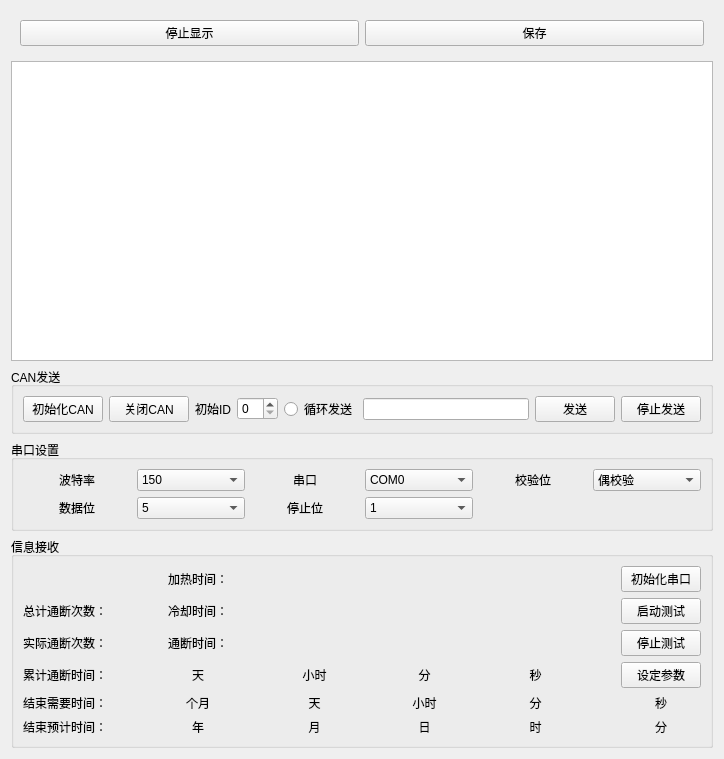
Qt form DC_3/framedisplay.ui (kingsun998/Qt) before a commit.
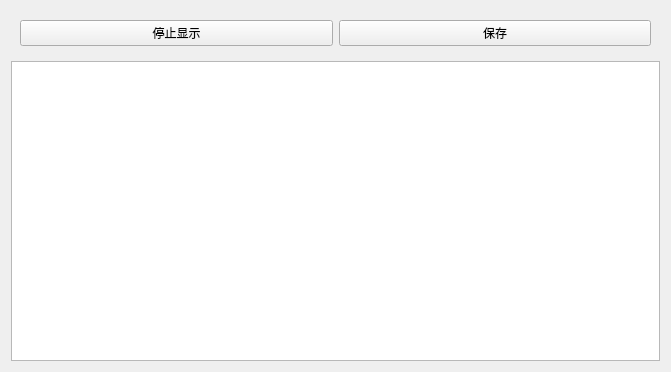
The same form after that commit.

What changed in the file:
```diff
--- a/DC_3/framedisplay.ui
+++ b/DC_3/framedisplay.ui
@@ -6,8 +6,8 @@
    <rect>
     <x>0</x>
     <y>0</y>
-    <width>724</width>
-    <height>698</height>
+    <width>671</width>
+    <height>365</height>
    </rect>
   </property>
   <property name="windowTitle">
@@ -44,707 +44,6 @@
      </property>
     </widget>
    </item>
-   <item>
-    <widget class="QGroupBox" name="groupBox_3">
-     <property name="title">
-      <string>CAN发送</string>
-     </property>
-     <layout class="QGridLayout" name="gridLayout_3">
-      <item row="0" column="3">
-       <widget class="QSpinBox" name="spinBox"/>
-      </item>
-      <item row="0" column="5">
-       <widget class="QLineEdit" name="lineEdit"/>
-      </item>
-      <item row="0" column="0">
-       <widget class="QPushButton" name="pushButton_8">
-        <property name="text">
-         <string>初始化CAN</string>
-        </property>
-       </widget>
-      </item>
-      <item row="0" column="1">
-       <widget class="QPushButton" name="pushButton_9">
-        <property name="text">
-         <string>关闭CAN</string>
-        </property>
-       </widget>
-      </item>
-      <item row="0" column="2">
-       <widget class="QLabel" name="label_13">
-        <property name="text">
-         <string>初始ID</string>
-        </property>
-       </widget>
-      </item>
-      <item row="0" column="6">
-       <widget class="QPushButton" name="pushButton_7">
-        <property name="text">
-         <string>发送</string>
-        </property>
-       </widget>
-      </item>
-      <item row="0" column="4">
-       <widget class="QRadioButton" name="radioButton">
-        <property name="text">
-         <string>循环发送</string>
-        </property>
-       </widget>
-      </item>
-      <item row="0" column="7">
-       <widget class="QPushButton" name="pushButton_10">
-        <property name="text">
-         <string>停止发送</string>
-        </property>
-       </widget>
-      </item>
-     </layout>
-    </widget>
-   </item>
-   <item>
-    <widget class="QGroupBox" name="groupBox">
-     <property name="title">
-      <string>串口设置</string>
-     </property>
-     <layout class="QGridLayout" name="gridLayout">
-      <item row="0" column="4">
-       <widget class="QComboBox" name="comboBox_3">
-        <item>
-         <property name="text">
-          <string>COM0</string>
-         </property>
-        </item>
-        <item>
-         <property name="text">
-          <string>COM1</string>
-         </property>
-        </item>
-        <item>
-         <property name="text">
-          <string>COM2</string>
-         </property>
-        </item>
-        <item>
-         <property name="text">
-          <string>COM3</string>
-         </property>
-        </item>
-        <item>
-         <property name="text">
-          <string>COM4</string>
-         </property>
-        </item>
-        <item>
-         <property name="text">
-          <string>COM5</string>
-         </property>
-        </item>
-        <item>
-         <property name="text">
-          <string>COM6</string>
-         </property>
-        </item>
-        <item>
-         <property name="text">
-          <string>COM7</string>
-         </property>
-        </item>
-        <item>
-         <property name="text">
-          <string>COM8</string>
-         </property>
-        </item>
-        <item>
-         <property name="text">
-          <string>COM9</string>
-         </property>
-        </item>
-       </widget>
-      </item>
-      <item row="1" column="1">
-       <widget class="QComboBox" name="comboBox_2">
-        <item>
-         <property name="text">
-          <string>5</string>
-         </property>
-        </item>
-        <item>
-         <property name="text">
-          <string>6</string>
-         </property>
-        </item>
-        <item>
-         <property name="text">
-          <string>7</string>
-         </property>
-        </item>
-        <item>
-         <property name="text">
-          <string>8</string>
-         </property>
-        </item>
-       </widget>
-      </item>
-      <item row="1" column="0">
-       <widget class="QLabel" name="label_6">
-        <property name="text">
-         <string>数据位</string>
-        </property>
-        <property name="alignment">
-         <set>Qt::AlignCenter</set>
-        </property>
-       </widget>
-      </item>
-      <item row="0" column="5">
-       <widget class="QLabel" name="label_7">
-        <property name="text">
-         <string>校验位</string>
-        </property>
-        <property name="alignment">
-         <set>Qt::AlignCenter</set>
-        </property>
-       </widget>
-      </item>
-      <item row="0" column="1">
-       <widget class="QComboBox" name="comboBox">
-        <item>
-         <property name="text">
-          <string>150</string>
-         </property>
-        </item>
-        <item>
-         <property name="text">
-          <string>200</string>
-         </property>
-        </item>
-        <item>
-         <property name="text">
-          <string>300</string>
-         </property>
-        </item>
-        <item>
-         <property name="text">
-          <string>600</string>
-         </property>
-        </item>
-        <item>
-         <property name="text">
-          <string>1200</string>
-         </property>
-        </item>
-        <item>
-         <property name="text">
-          <string>1800</string>
-         </property>
-        </item>
-        <item>
-         <property name="text">
-          <string>2400</string>
-         </property>
-        </item>
-        <item>
-         <property name="text">
-          <string>4800</string>
-         </property>
-        </item>
-        <item>
-         <property name="text">
-          <string>9600</string>
-         </property>
-        </item>
-        <item>
-         <property name="text">
-          <string>14400</string>
-         </property>
-        </item>
-        <item>
-         <property name="text">
-          <string>19200</string>
-         </property>
-        </item>
-        <item>
-         <property name="text">
-          <string>38400</string>
-         </property>
-        </item>
-        <item>
-         <property name="text">
-          <string>56000</string>
-         </property>
-        </item>
-        <item>
-         <property name="text">
-          <string>76800</string>
-         </property>
-        </item>
-        <item>
-         <property name="text">
-          <string>115200</string>
-         </property>
-        </item>
-        <item>
-         <property name="text">
-          <string>128000</string>
-         </property>
-        </item>
-        <item>
-         <property name="text">
-          <string>256000</string>
-         </property>
-        </item>
-       </widget>
-      </item>
-      <item row="1" column="3">
-       <widget class="QLabel" name="label_8">
-        <property name="text">
-         <string>停止位</string>
-        </property>
-        <property name="alignment">
-         <set>Qt::AlignCenter</set>
-        </property>
-       </widget>
-      </item>
-      <item row="1" column="4">
-       <widget class="QComboBox" name="comboBox_4">
-        <item>
-         <property name="text">
-          <string>1</string>
-         </property>
-        </item>
-        <item>
-         <property name="text">
-          <string>2</string>
-         </property>
-        </item>
-       </widget>
-      </item>
-      <item row="0" column="6">
-       <widget class="QComboBox" name="comboBox_5">
-        <item>
-         <property name="text">
-          <string>偶校验</string>
-         </property>
-        </item>
-        <item>
-         <property name="text">
-          <string>奇校验</string>
-         </property>
-        </item>
-       </widget>
-      </item>
-      <item row="0" column="0">
-       <widget class="QLabel" name="label_5">
-        <property name="text">
-         <string>波特率</string>
-        </property>
-        <property name="alignment">
-         <set>Qt::AlignCenter</set>
-        </property>
-       </widget>
-      </item>
-      <item row="0" column="3">
-       <widget class="QLabel" name="label_12">
-        <property name="text">
-         <string>串口</string>
-        </property>
-        <property name="alignment">
-         <set>Qt::AlignCenter</set>
-        </property>
-       </widget>
-      </item>
-     </layout>
-    </widget>
-   </item>
-   <item>
-    <widget class="QGroupBox" name="groupBox_2">
-     <property name="title">
-      <string>信息接收</string>
-     </property>
-     <layout class="QGridLayout" name="gridLayout_2">
-      <item row="5" column="9">
-       <widget class="QLabel" name="label_29">
-        <property name="text">
-         <string>小时</string>
-        </property>
-        <property name="alignment">
-         <set>Qt::AlignCenter</set>
-        </property>
-       </widget>
-      </item>
-      <item row="5" column="4">
-       <widget class="QLabel" name="label_43">
-        <property name="text">
-         <string/>
-        </property>
-       </widget>
-      </item>
-      <item row="2" column="4">
-       <widget class="QLabel" name="label_40">
-        <property name="text">
-         <string/>
-        </property>
-       </widget>
-      </item>
-      <item row="2" column="1">
-       <widget class="QLabel" name="label_9">
-        <property name="text">
-         <string>总计通断次数：</string>
-        </property>
-        <property name="alignment">
-         <set>Qt::AlignCenter</set>
-        </property>
-       </widget>
-      </item>
-      <item row="3" column="2">
-       <widget class="QLabel" name="label_2">
-        <property name="text">
-         <string/>
-        </property>
-       </widget>
-      </item>
-      <item row="6" column="11">
-       <widget class="QLabel" name="label_33">
-        <property name="text">
-         <string>时</string>
-        </property>
-        <property name="alignment">
-         <set>Qt::AlignCenter</set>
-        </property>
-       </widget>
-      </item>
-      <item row="5" column="12">
-       <widget class="QLabel" name="label_52">
-        <property name="text">
-         <string/>
-        </property>
-       </widget>
-      </item>
-      <item row="6" column="7">
-       <widget class="QLabel" name="label_27">
-        <property name="text">
-         <string>月</string>
-        </property>
-        <property name="alignment">
-         <set>Qt::AlignCenter</set>
-        </property>
-       </widget>
-      </item>
-      <item row="4" column="10">
-       <widget class="QLabel" name="label_48">
-        <property name="text">
-         <string/>
-        </property>
-       </widget>
-      </item>
-      <item row="6" column="4">
-       <widget class="QLabel" name="label_44">
-        <property name="text">
-         <string/>
-        </property>
-       </widget>
-      </item>
-      <item row="5" column="2">
-       <widget class="QLabel" name="label_4">
-        <property name="text">
-         <string/>
-        </property>
-       </widget>
-      </item>
-      <item row="6" column="1">
-       <widget class="QLabel" name="label_19">
-        <property name="text">
-         <string>结束预计时间：</string>
-        </property>
-        <property name="alignment">
-         <set>Qt::AlignCenter</set>
-        </property>
-       </widget>
-      </item>
-      <item row="5" column="7">
-       <widget class="QLabel" name="label_26">
-        <property name="text">
-         <string>天</string>
-        </property>
-        <property name="alignment">
-         <set>Qt::AlignCenter</set>
-        </property>
-       </widget>
-      </item>
-      <item row="4" column="3">
-       <widget class="QLabel" name="label_22">
-        <property name="text">
-         <string>天</string>
-        </property>
-        <property name="alignment">
-         <set>Qt::AlignCenter</set>
-        </property>
-       </widget>
-      </item>
-      <item row="5" column="1">
-       <widget class="QLabel" name="label_18">
-        <property name="text">
-         <string>结束需要时间：</string>
-        </property>
-        <property name="alignment">
-         <set>Qt::AlignCenter</set>
-        </property>
-       </widget>
-      </item>
-      <item row="4" column="11">
-       <widget class="QLabel" name="label_31">
-        <property name="text">
-         <string>秒</string>
-        </property>
-        <property name="alignment">
-         <set>Qt::AlignCenter</set>
-        </property>
-       </widget>
-      </item>
-      <item row="3" column="1">
-       <widget class="QLabel" name="label_10">
-        <property name="text">
-         <string>实际通断次数：</string>
-        </property>
-        <property name="alignment">
-         <set>Qt::AlignCenter</set>
-        </property>
-       </widget>
-      </item>
-      <item row="6" column="2">
-       <widget class="QLabel" name="label_38">
-        <property name="text">
-         <string/>
-        </property>
-       </widget>
-      </item>
-      <item row="4" column="9">
-       <widget class="QLabel" name="label_28">
-        <property name="text">
-         <string>分</string>
-        </property>
-        <property name="alignment">
-         <set>Qt::AlignCenter</set>
-        </property>
-       </widget>
-      </item>
-      <item row="6" column="13">
-       <widget class="QLabel" name="label_35">
-        <property name="text">
-         <string>分</string>
-        </property>
-        <property name="alignment">
-         <set>Qt::AlignCenter</set>
-        </property>
-       </widget>
-      </item>
-      <item row="5" column="10">
-       <widget class="QLabel" name="label_49">
-        <property name="text">
-         <string/>
-        </property>
-       </widget>
-      </item>
-      <item row="4" column="7">
-       <widget class="QLabel" name="label_25">
-        <property name="text">
-         <string>小时</string>
-        </property>
-        <property name="alignment">
-         <set>Qt::AlignCenter</set>
-        </property>
-       </widget>
-      </item>
-      <item row="6" column="9">
-       <widget class="QLabel" name="label_30">
-        <property name="text">
-         <string>日</string>
-        </property>
-        <property name="alignment">
-         <set>Qt::AlignCenter</set>
-        </property>
-       </widget>
-      </item>
-      <item row="4" column="1">
-       <widget class="QLabel" name="label_11">
-        <property name="text">
-         <string>累计通断时间：</string>
-        </property>
-        <property name="alignment">
-         <set>Qt::AlignCenter</set>
-        </property>
-       </widget>
-      </item>
-      <item row="1" column="4">
-       <widget class="QLabel" name="label_39">
-        <property name="text">
-         <string/>
-        </property>
-       </widget>
-      </item>
-      <item row="3" column="4">
-       <widget class="QLabel" name="label_41">
-        <property name="text">
-         <string/>
-        </property>
-       </widget>
-      </item>
-      <item row="2" column="3">
-       <widget class="QLabel" name="label_20">
-        <property name="text">
-         <string>冷却时间：</string>
-        </property>
-        <property name="alignment">
-         <set>Qt::AlignCenter</set>
-        </property>
-       </widget>
-      </item>
-      <item row="5" column="3">
-       <widget class="QLabel" name="label_23">
-        <property name="text">
-         <string>个月</string>
-        </property>
-        <property name="alignment">
-         <set>Qt::AlignCenter</set>
-        </property>
-       </widget>
-      </item>
-      <item row="6" column="12">
-       <widget class="QLabel" name="label_53">
-        <property name="text">
-         <string/>
-        </property>
-       </widget>
-      </item>
-      <item row="6" column="8">
-       <widget class="QLabel" name="label_47">
-        <property name="text">
-         <string/>
-        </property>
-       </widget>
-      </item>
-      <item row="4" column="2">
-       <widget class="QLabel" name="label_3">
-        <property name="text">
-         <string/>
-        </property>
-       </widget>
-      </item>
-      <item row="5" column="13">
-       <widget class="QLabel" name="label_34">
-        <property name="text">
-         <string>秒</string>
-        </property>
-        <property name="alignment">
-         <set>Qt::AlignCenter</set>
-        </property>
-       </widget>
-      </item>
-      <item row="4" column="4">
-       <widget class="QLabel" name="label_42">
-        <property name="text">
-         <string/>
-        </property>
-       </widget>
-      </item>
-      <item row="5" column="11">
-       <widget class="QLabel" name="label_32">
-        <property name="text">
-         <string>分</string>
-        </property>
-        <property name="alignment">
-         <set>Qt::AlignCenter</set>
-        </property>
-       </widget>
-      </item>
-      <item row="2" column="2">
-       <widget class="QLabel" name="label">
-        <property name="text">
-         <string/>
-        </property>
-       </widget>
-      </item>
-      <item row="1" column="13">
-       <widget class="QPushButton" name="pushButton_5">
-        <property name="text">
-         <string>初始化串口</string>
-        </property>
-       </widget>
-      </item>
-      <item row="6" column="3">
-       <widget class="QLabel" name="label_24">
-        <property name="text">
-         <string>年</string>
-        </property>
-        <property name="alignment">
-         <set>Qt::AlignCenter</set>
-        </property>
-       </widget>
-      </item>
-      <item row="3" column="13">
-       <widget class="QPushButton" name="pushButton_3">
-        <property name="text">
-         <string>停止测试</string>
-        </property>
-       </widget>
-      </item>
-      <item row="1" column="3">
-       <widget class="QLabel" name="label_17">
-        <property name="text">
-         <string>加热时间：</string>
-        </property>
-        <property name="alignment">
-         <set>Qt::AlignCenter</set>
-        </property>
-       </widget>
-      </item>
-      <item row="4" column="13">
-       <widget class="QPushButton" name="pushButton_4">
-        <property name="text">
-         <string>设定参数</string>
-        </property>
-       </widget>
-      </item>
-      <item row="3" column="3">
-       <widget class="QLabel" name="label_21">
-        <property name="text">
-         <string>通断时间：</string>
-        </property>
-        <property name="alignment">
-         <set>Qt::AlignCenter</set>
-        </property>
-       </widget>
-      </item>
-      <item row="5" column="8">
-       <widget class="QLabel" name="label_46">
-        <property name="text">
-         <string/>
-        </property>
-       </widget>
-      </item>
-      <item row="6" column="10">
-       <widget class="QLabel" name="label_50">
-        <property name="text">
-         <string/>
-        </property>
-       </widget>
-      </item>
-      <item row="4" column="8">
-       <widget class="QLabel" name="label_45">
-        <property name="text">
-         <string/>
-        </property>
-       </widget>
-      </item>
-      <item row="2" column="13">
-       <widget class="QPushButton" name="pushButton_6">
-        <property name="text">
-         <string>启动测试</string>
-        </property>
-       </widget>
-      </item>
-     </layout>
-    </widget>
-   </item>
   </layout>
  </widget>
  <resources/>
```
